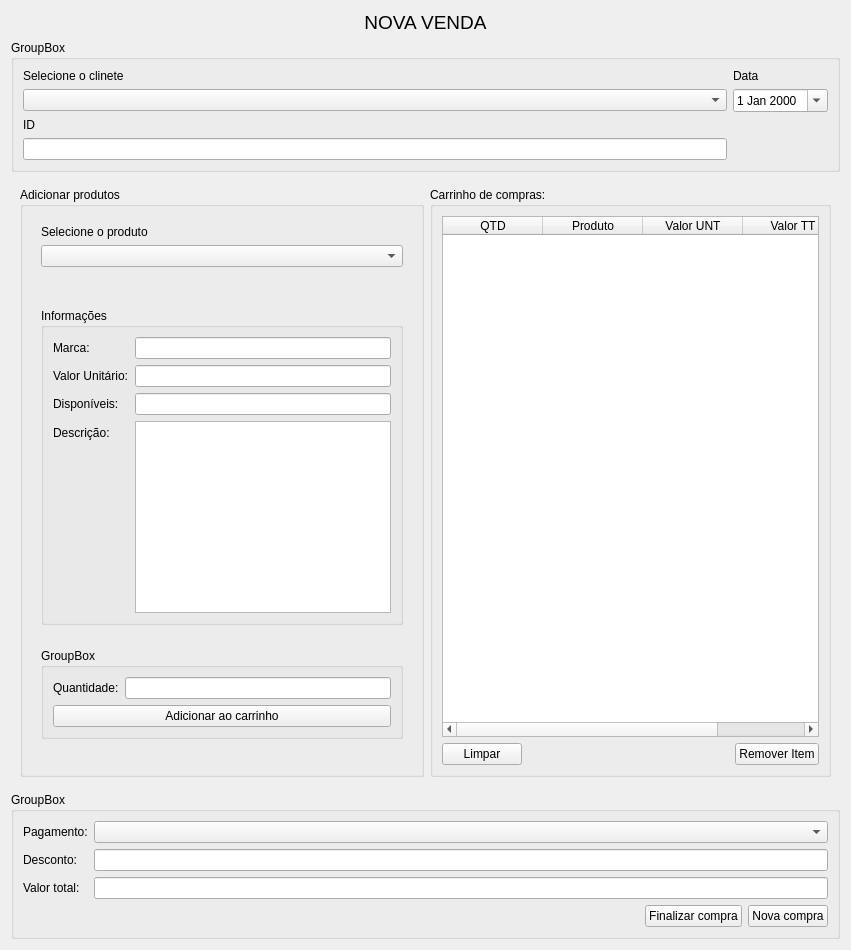
The window that ui/ui_vendas.ui (mateusangeli/projetoMat-Con) describes before a commit, drawn with Qt 5.
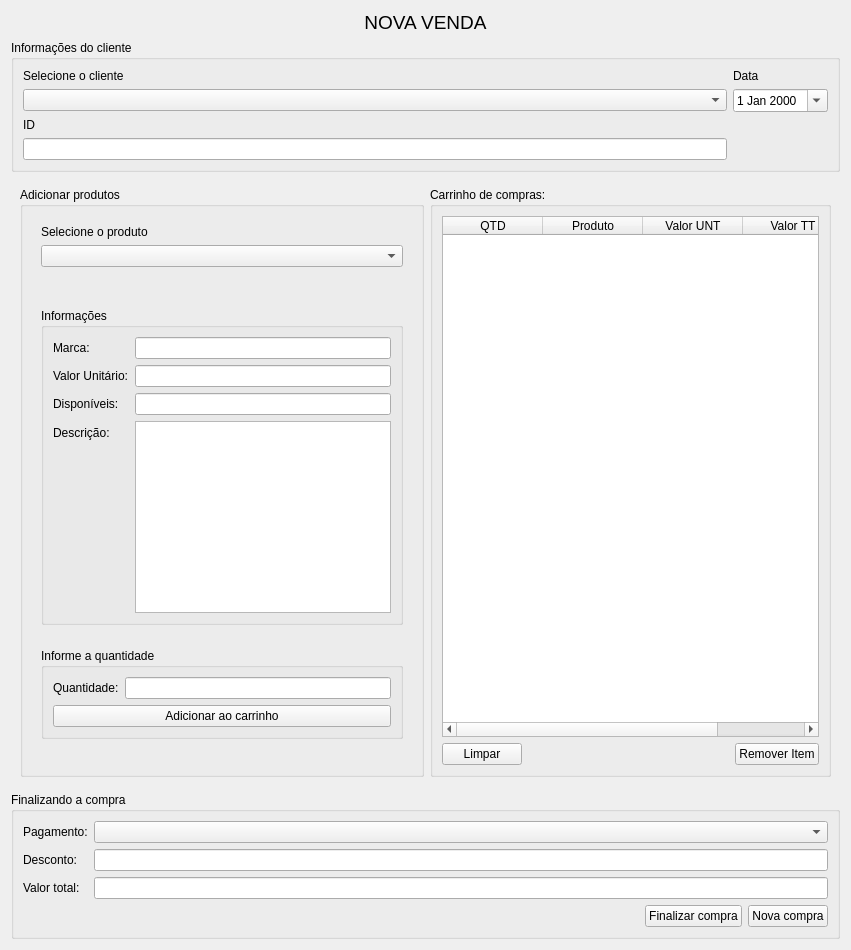
The same window after the commit.

Patch:
```diff
--- a/ui/ui_vendas.ui
+++ b/ui/ui_vendas.ui
@@ -44,7 +44,7 @@
       </sizepolicy>
      </property>
      <property name="title">
-      <string>GroupBox</string>
+      <string>Informações do cliente</string>
      </property>
      <layout class="QHBoxLayout" name="horizontalLayout">
       <item>
@@ -52,7 +52,7 @@
         <item row="0" column="0">
          <widget class="QLabel" name="label">
           <property name="text">
-           <string>Selecione o clinete</string>
+           <string>Selecione o cliente</string>
           </property>
          </widget>
         </item>
@@ -216,7 +216,7 @@
                </sizepolicy>
               </property>
               <property name="title">
-               <string>GroupBox</string>
+               <string>Informe a quantidade</string>
               </property>
               <layout class="QVBoxLayout" name="verticalLayout_7">
                <item>
@@ -319,7 +319,7 @@
    <item>
     <widget class="QGroupBox" name="groupBox_6">
      <property name="title">
-      <string>GroupBox</string>
+      <string>Finalizando a compra</string>
      </property>
      <layout class="QVBoxLayout" name="verticalLayout_9">
       <item>
```
